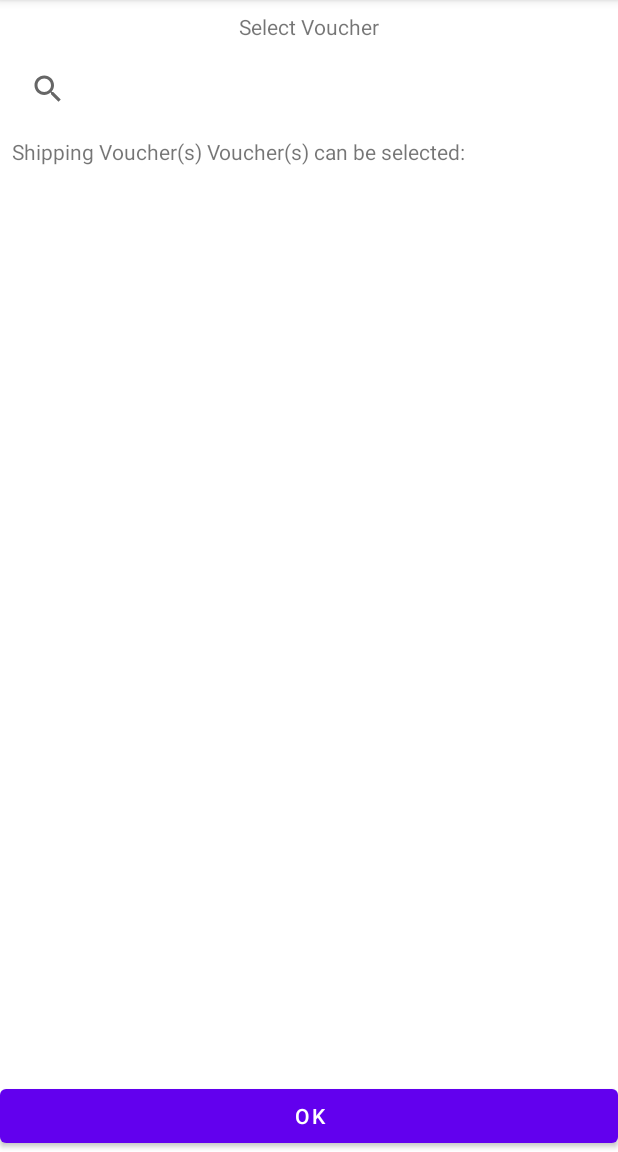
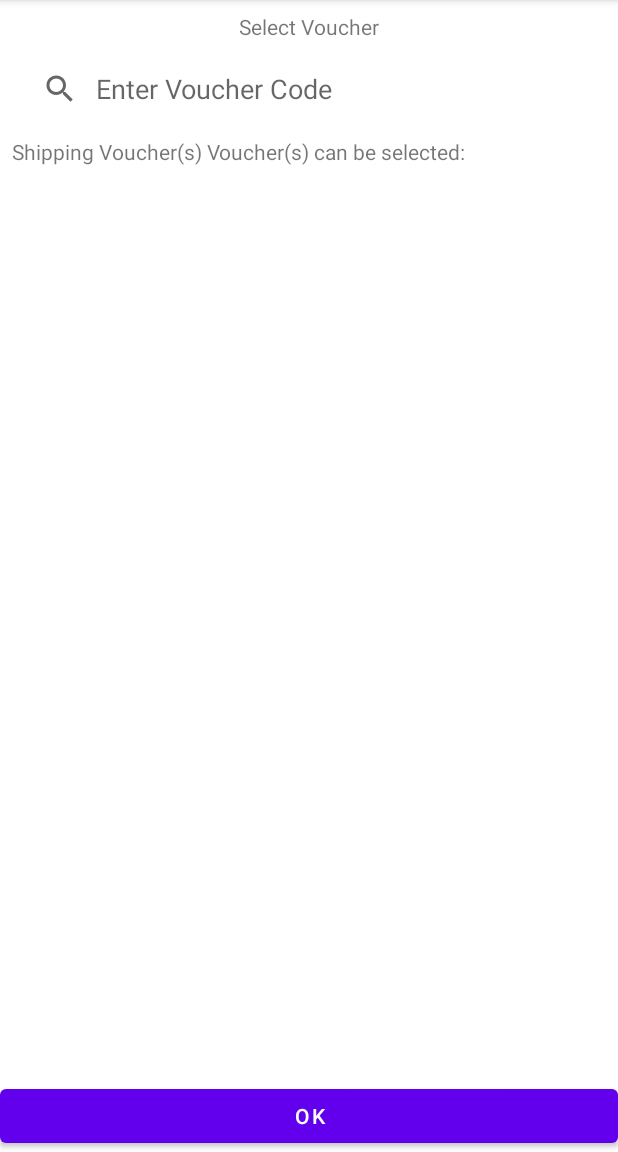
Before and after one commit to FenrirChiew/BAIT2073MAD, an Android app: the fragment VoucherFragment shown on its own in the app's theme, on a phone screen of 412 x 824 dp, the part 84-1236 px from its top. Run offline under Robolectric (Android 15) with nearby library versions, the phone set to English and light mode, and no system bars.

Commit message:
add hint at search view on voucher fragment

```diff
--- a/app/src/main/res/layout/fragment_voucher.xml
+++ b/app/src/main/res/layout/fragment_voucher.xml
@@ -37,6 +37,7 @@
         android:layout_marginEnd="8dp"
         android:queryBackground="@android:color/transparent"
         android:queryHint="@string/voucherCodeHint"
+        android:iconifiedByDefault="false"
         app:layout_constraintEnd_toEndOf="parent"
         app:layout_constraintStart_toStartOf="parent"
         app:layout_constraintTop_toBottomOf="@+id/titleVoucherTextView">
```
